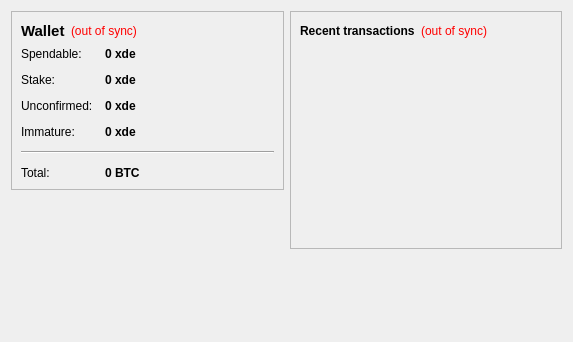
Old version of the form src/qt/forms/overviewpageOLD.ui in the repository rarecoin/RareCoin.
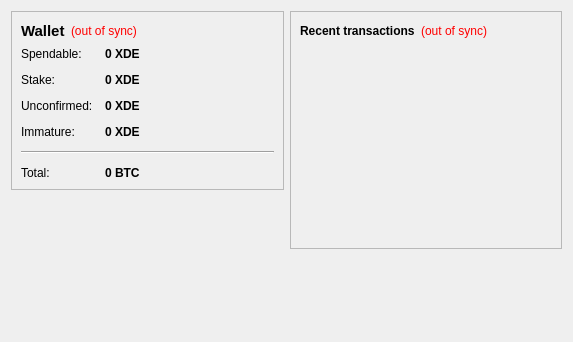
New version of the form. Icons and pictures are not drawn.

Patch:
```diff
--- a/src/qt/forms/overviewpageOLD.ui
+++ b/src/qt/forms/overviewpageOLD.ui
@@ -105,7 +105,7 @@
              <string>Your current spendable balance</string>
             </property>
             <property name="text">
-             <string notr="true">0 xde</string>
+             <string notr="true">0 XDE</string>
             </property>
             <property name="textInteractionFlags">
              <set>Qt::LinksAccessibleByMouse|Qt::TextSelectableByKeyboard|Qt::TextSelectableByMouse</set>
@@ -134,7 +134,7 @@
              <string>Total of coins that was staked, and do not yet count toward the current balance</string>
             </property>
             <property name="text">
-             <string notr="true">0 xde</string>
+             <string notr="true">0 XDE</string>
             </property>
             <property name="textInteractionFlags">
              <set>Qt::LinksAccessibleByMouse|Qt::TextSelectableByKeyboard|Qt::TextSelectableByMouse</set>
@@ -163,7 +163,7 @@
              <string>Total of transactions that have yet to be confirmed, and do not yet count toward the current balance</string>
             </property>
             <property name="text">
-             <string notr="true">0 xde</string>
+             <string notr="true">0 XDE</string>
             </property>
             <property name="textInteractionFlags">
              <set>Qt::LinksAccessibleByMouse|Qt::TextSelectableByKeyboard|Qt::TextSelectableByMouse</set>
@@ -189,7 +189,7 @@
              <string>Mined balance that has not yet matured</string>
             </property>
             <property name="text">
-             <string notr="true">0 xde</string>
+             <string notr="true">0 XDE</string>
             </property>
             <property name="textInteractionFlags">
              <set>Qt::LinksAccessibleByMouse|Qt::TextSelectableByKeyboard|Qt::TextSelectableByMouse</set>
```
